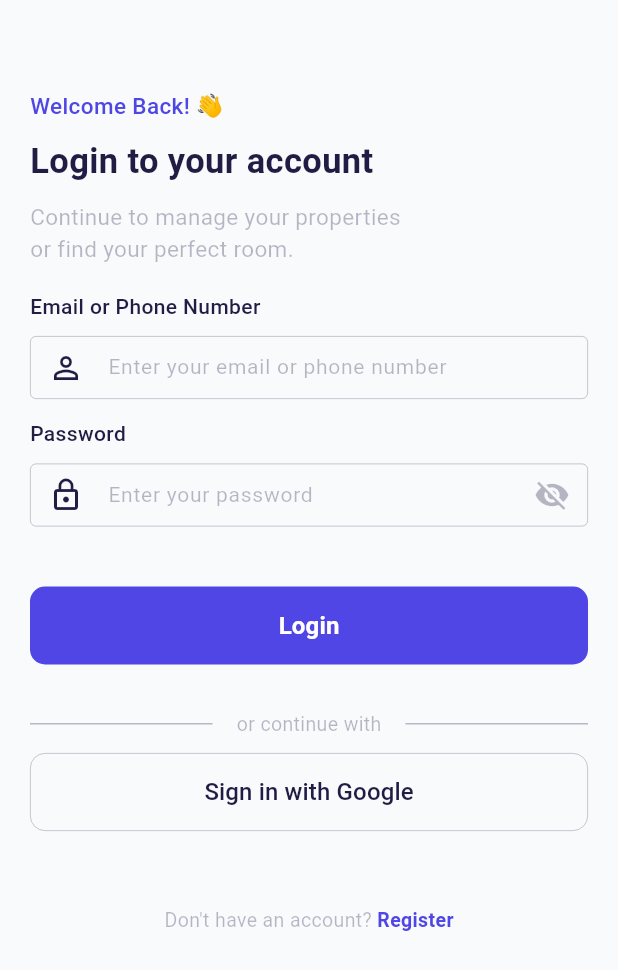
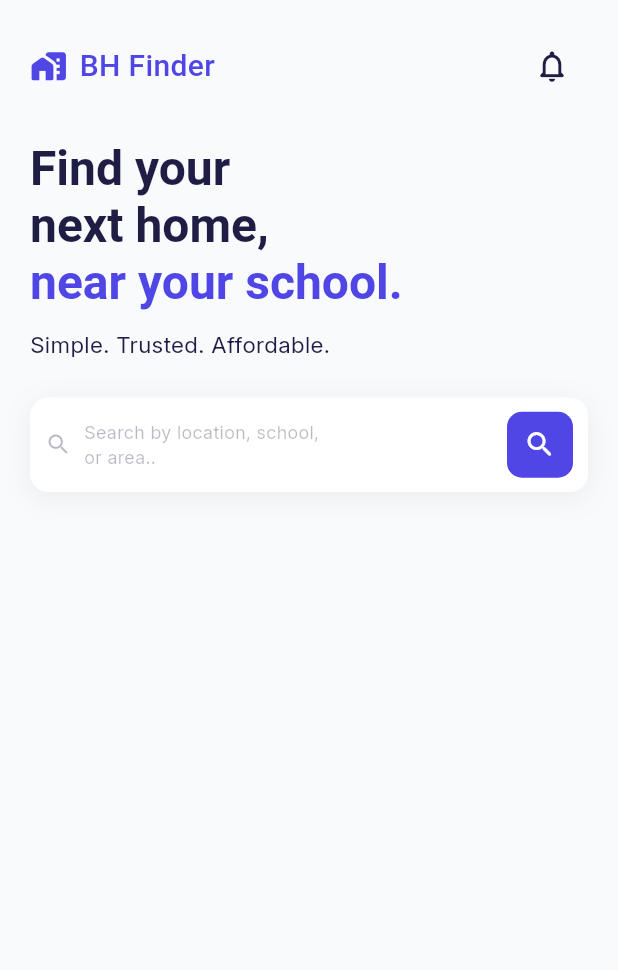
Before and after one commit to johancurato1-stack/BH-Finder-Main, a Flutter app: the screen it shows after launch, after a tap on "Login", on a phone screen of 412 x 824 dp. Shown: the top 970 px of the screen. Run offline on Flutter 3.47's test engine with Material 3 defaults, Android fonts, the phone set to English and light mode, and no system bars.

Commit message:
feat: complete pixel-perfect figma search bar layout with dual icons

```diff
--- a/lib/features/auth/login/login_screen.dart
+++ b/lib/features/auth/login/login_screen.dart
@@ -3,6 +3,7 @@ import 'package:bh_finder/core/theme/app_colors.dart';
 import 'package:bh_finder/widgets/custom_text_field.dart';
 import 'package:bh_finder/widgets/custom_button.dart';
 import 'package:bh_finder/features/auth/register/signup_screen.dart';
+import 'package:bh_finder/features/home/home_screen.dart';
 
 class LoginScreen extends StatefulWidget {
   const LoginScreen({super.key});
@@ -34,6 +35,8 @@ class _LoginScreenState extends State<LoginScreen> {
               crossAxisAlignment: CrossAxisAlignment.start,
               children: [
                 const SizedBox(height: 60),
+
+                //*----------------------------------------------------------------------------------------------------------------- T O P  T E X T
 
                 //* Welcome Text
                 const Text(
@@ -74,6 +77,8 @@ class _LoginScreenState extends State<LoginScreen> {
 
                 const SizedBox(height: 18),
 
+                //*----------------------------------------------------------------------------------------------------------------- E M A I L  &  P H O N E
+
                 //* Email or Phone Number Label
                 const Text(
                   'Email or Phone Number',
@@ -99,6 +104,8 @@ class _LoginScreenState extends State<LoginScreen> {
                 ),
 
                 const SizedBox(height: 13),
+
+                //*----------------------------------------------------------------------------------------------------------------- P A S S W O R D
 
                 //* Password Label
                 const Text(
@@ -127,16 +134,27 @@ class _LoginScreenState extends State<LoginScreen> {
 
                 const SizedBox(height: 40),
 
+                //*-----------------------------------------------------------------------------------------------------------------
+
                 //* Login button
                 CustomButton(
                   text: 'Login',
                   onPressed: () {
                     print("Email: ${_emailController.text}");
                     print("Password: ${_passwordController.text}");
+
+                    Navigator.pushReplacement(
+                      context,
+                      MaterialPageRoute(
+                        builder: (context) => const HomeScreen(),
+                      ),
+                    );
                   },
                 ),
 
                 const SizedBox(height: 30),
+
+                //*-----------------------------------------------------------------------------------------------------------------
 
                 //* Divider lines
                 Row(
@@ -169,6 +187,8 @@ class _LoginScreenState extends State<LoginScreen> {
 
                 const SizedBox(height: 10),
 
+                //*-----------------------------------------------------------------------------------------------------------------
+
                 //* Google sign-in button
                 CustomButton(
                   text: 'Sign in with Google',
@@ -179,6 +199,8 @@ class _LoginScreenState extends State<LoginScreen> {
                 ),
 
                 const SizedBox(height: 50),
+
+                //*-----------------------------------------------------------------------------------------------------------------
 
                 //*Sign up button
                 Row(
--- /dev/null
+++ b/lib/features/home/home_screen.dart
@@ -0,0 +1,185 @@
+import 'package:flutter/material.dart';
+import 'package:bh_finder/core/theme/app_colors.dart';
+import 'package:bh_finder/features/home/widgets/room_card.dart';
+
+class HomeScreen extends StatefulWidget {
+  const HomeScreen({super.key});
+
+  @override
+  State<HomeScreen> createState() => _HomeScreenState();
+}
+
+class _HomeScreenState extends State<HomeScreen> {
+  @override
+  Widget build(BuildContext context) {
+    return Scaffold(
+      backgroundColor: AppColors.background,
+      body: SafeArea(
+        child: SingleChildScrollView(
+          child: Padding(
+            padding: const EdgeInsets.symmetric(horizontal: 20),
+            child: Column(
+              crossAxisAlignment: CrossAxisAlignment.start,
+              children: [
+                const SizedBox(height: 20),
+
+                //*-----------------------------------------------------------------------------------------------------------------
+
+                //* Top Logo
+                Row(
+                  mainAxisAlignment: MainAxisAlignment.spaceBetween,
+                  children: [
+                    //* Brand Logo
+                    Row(
+                      children: const [
+                        Icon(
+                          Icons.home_work_rounded,
+                          color: AppColors.primary,
+                          size: 25,
+                        ),
+
+                        //* Title
+                        SizedBox(width: 8),
+                        Text(
+                          'BH Finder',
+                          style: TextStyle(
+                            fontSize: 20,
+                            fontFamily: 'Roboto',
+                            fontWeight: FontWeight.w500,
+                            color: AppColors.primary,
+                          ),
+                        ),
+                      ],
+                    ),
+
+                    //* Notification Bell Icon
+                    IconButton(
+                      icon: const Icon(
+                        Icons.notifications_none_rounded,
+                        color: AppColors.secondary,
+                        size: 25,
+                      ),
+                      onPressed: () {
+                        print("Notification bell clicked");
+                      },
+                    ),
+                  ],
+                ),
+
+                const SizedBox(height: 25),
+
+                //*-----------------------------------------------------------------------------------------------------------------
+
+                //* Hero Typography Header
+                RichText(
+                  text: const TextSpan(
+                    style: TextStyle(
+                      fontSize: 32,
+                      fontFamily: 'Roboto',
+                      fontWeight: FontWeight.w600,
+                      height: 1.2,
+                    ),
+                    children: [
+                      TextSpan(
+                        text: 'Find your\nnext home,\n',
+                        style: TextStyle(color: AppColors.secondary),
+                      ),
+                      TextSpan(
+                        text: 'near your school.',
+                        style: TextStyle(color: AppColors.primary),
+                      ),
+                    ],
+                  ),
+                ),
+
+                const SizedBox(height: 12),
+
+                //* Slogan Subtitle Text
+                const Text(
+                  'Simple. Trusted. Affordable.',
+                  style: TextStyle(
+                    fontSize: 15,
+                    fontFamily: 'Inter',
+                    fontWeight: FontWeight.w400,
+                    color: AppColors.secondary,
+                  ),
+                ),
+
+                const SizedBox(height: 25),
+
+                //*----------------------------------------------------------------------------------------------------------------- S E A R C H  B A R
+
+                //* Background
+                GestureDetector(
+                  onTap: () {
+                    print("Search bar clicked!");
+                  },
+                  child: Container(
+                    height: 63,
+                    decoration: BoxDecoration(
+                      color: Colors.white,
+                      borderRadius: BorderRadius.circular(12),
+                      boxShadow: [
+                        BoxShadow(
+                          color: Colors.black.withOpacity(0.06),
+                          blurRadius: 15,
+                          offset: const Offset(0, 4),
+                        ),
+                      ],
+                    ),
+
+                    //* Row
+                    child: Row(
+                      children: [
+                        const SizedBox(width: 10),
+
+                        //* Search Icon 1
+                        const Icon(
+                          Icons.search_rounded,
+                          color: AppColors.tertiary,
+                          size: 18,
+                        ),
+
+                        const SizedBox(width: 8),
+
+                        //* Floating Text
+                        const Text(
+                          'Search by location, school, \nor area..',
+                          style: TextStyle(
+                            fontFamily: 'Inter',
+                            color: AppColors.tertiary,
+                            fontSize: 12,
+                          ),
+                        ),
+
+                        const Spacer(),
+
+                        //* Seach Icon 2 (Incased)
+                        Center(
+                          child: Container(
+                            width: 44,
+                            height: 44,
+                            decoration: BoxDecoration(
+                              color: AppColors.primary,
+                              borderRadius: BorderRadius.circular(10),
+                            ),
+                            child: const Icon(
+                              Icons.search_rounded,
+                              color: Colors.white,
+                              size: 22,
+                            ),
+                          ),
+                        ),
+                        const SizedBox(width: 10),
+                      ],
+                    ),
+                  ),
+                ),
+              ],
+            ),
+          ),
+        ),
+      ),
+    );
+  }
+}
```
Also changed, not shown: lib/features/auth/register/signup_screen.dart (+16 -0 lines), pubspec.yaml (+11 -64 lines), assets/fonts/inter/Inter_18pt-Bold.ttf (added), assets/fonts/inter/Inter_18pt-Medium.ttf (added), assets/fonts/inter/Inter_18pt-Regular.ttf (added), lib/features/home/widgets/room_card.dart (added).
